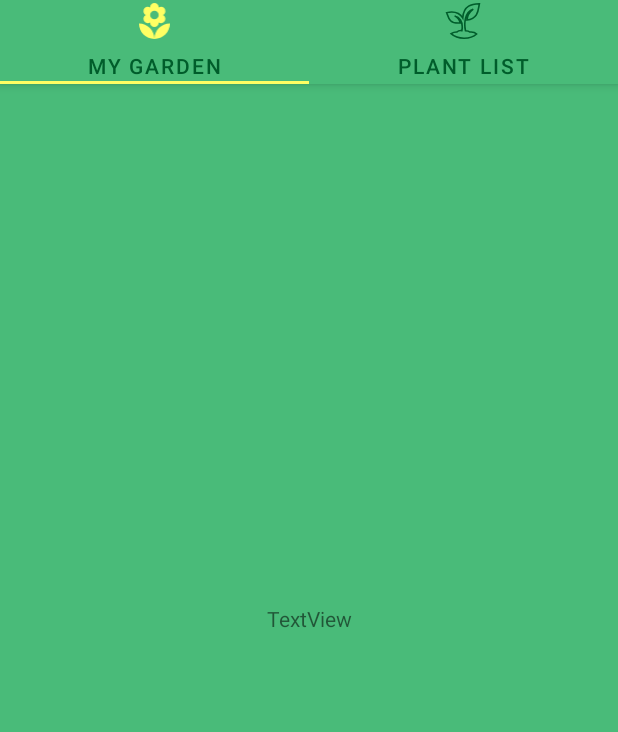
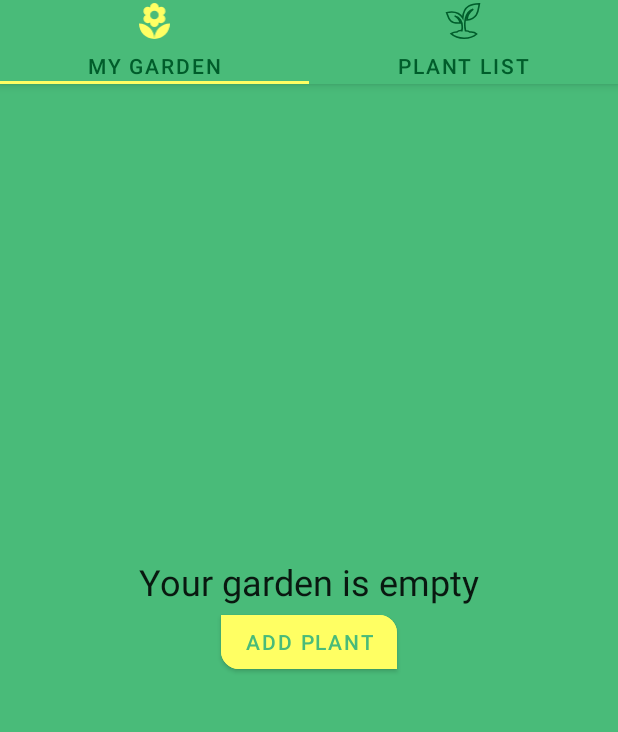
Before and after one commit to hyystudy/JetpackDemo, an Android app: the screen it shows after launch (MainActivity), on a phone screen of 412 x 824 dp, the part 84-816 px from its top. Run offline under Robolectric (Android 15) with nearby library versions, the phone set to English and light mode, and no system bars; our stand-ins replace Room's generated code, data binding; pictures from the network do not load; 1 statement that could not run was skipped.

Commit message:
garden fragment done

```diff
--- a/app/src/main/java/com/example/jetpackdemo/GardenFragment.kt
+++ b/app/src/main/java/com/example/jetpackdemo/GardenFragment.kt
@@ -1,15 +1,29 @@
 package com.example.jetpackdemo
 
 import android.os.Bundle
+import android.util.Log
 import android.view.LayoutInflater
 import android.view.View
 import android.view.ViewGroup
 import androidx.fragment.app.Fragment
+import androidx.fragment.app.viewModels
+import androidx.lifecycle.Observer
+import androidx.viewpager2.widget.ViewPager2
+import com.example.jetpackdemo.adapter.GardenPlantListAdapter
+import com.example.jetpackdemo.adapter.PLANT_LIST_PAGE_INDEX
+import com.example.jetpackdemo.database.entity.PlantAndGardenPlantings
 import com.example.jetpackdemo.databinding.FragmentGardenLayoutBinding
+import com.example.jetpackdemo.utilities.RepositoryProvider
+import com.example.jetpackdemo.viewmodels.GardenPlantViewModel
 
 class GardenFragment : Fragment() {
 
     private lateinit var binding: FragmentGardenLayoutBinding
+
+    private val gardenPlantViewModel by viewModels<GardenPlantViewModel> {
+        RepositoryProvider.getGardenPlantViewModelFactory(requireContext())
+    }
+
     override fun onCreateView(
         inflater: LayoutInflater,
         container: ViewGroup?,
@@ -21,6 +35,31 @@ class GardenFragment : Fragment() {
     }
 
     private fun initView() {
+        val gardenPlantListAdapter = GardenPlantListAdapter()
+        binding.rvGardenList.adapter = gardenPlantListAdapter
+
+        binding.addPlant.setOnClickListener {
+            navigateToPlantList()
+        }
+        subscribeUi(gardenPlantListAdapter)
 
     }
+
+    private fun navigateToPlantList() {
+        requireActivity().findViewById<ViewPager2>(R.id.view_pager).currentItem =
+            PLANT_LIST_PAGE_INDEX
+    }
+
+    private fun subscribeUi(adapter: GardenPlantListAdapter) {
+        gardenPlantViewModel.getGardenPlants().observe(viewLifecycleOwner,
+            Observer { list ->
+                binding.hasPlants = !list.isNullOrEmpty()
+                Log.d(TAG, "has plants ---> ${binding.hasPlants}")
+                adapter.submitList(list)
+            })
+    }
+
+    companion object {
+        val TAG = GardenFragment::class.java.simpleName
+    }
 }
--- a/app/src/main/java/com/example/jetpackdemo/adapter/PlantDetailBindingAdapter.kt
+++ b/app/src/main/java/com/example/jetpackdemo/adapter/PlantDetailBindingAdapter.kt
@@ -1,6 +1,7 @@
 package com.example.jetpackdemo.adapter
 
 import android.text.method.LinkMovementMethod
+import android.view.View
 import android.widget.ImageView
 import android.widget.TextView
 import androidx.core.text.HtmlCompat
@@ -8,6 +9,7 @@ import androidx.databinding.BindingAdapter
 import com.bumptech.glide.Glide
 import com.bumptech.glide.load.resource.drawable.DrawableTransitionOptions
 import com.example.jetpackdemo.R
+import com.google.android.material.floatingactionbutton.FloatingActionButton
 
 
 @BindingAdapter("imageFromUrl")
@@ -38,3 +40,21 @@ fun bindRenderHtml(textView: TextView, description: String?){
         textView.text = ""
     }
 }
+
+@BindingAdapter("isGone")
+fun bindIsGone(floatingActionButton: FloatingActionButton, isGone: Boolean?) {
+    if (isGone == null || isGone) {
+        floatingActionButton.hide()
+    }else {
+        floatingActionButton.show()
+    }
+}
+
+@BindingAdapter("isGone")
+fun bindIsGone(view: View, isGone: Boolean?) {
+    view.visibility = if (isGone == null || isGone) {
+        View.GONE
+    }else {
+        View.VISIBLE
+    }
+}
--- a/app/src/main/java/com/example/jetpackdemo/database/AppDataBase.kt
+++ b/app/src/main/java/com/example/jetpackdemo/database/AppDataBase.kt
@@ -9,6 +9,7 @@ import androidx.room.migration.Migration
 import androidx.sqlite.db.SupportSQLiteDatabase
 import androidx.work.OneTimeWorkRequestBuilder
 import androidx.work.WorkManager
+import com.example.jetpackdemo.database.dao.GardenPlantDao
 import com.example.jetpackdemo.database.dao.PlantDao
 import com.example.jetpackdemo.database.entity.GardenPlant
 import com.example.jetpackdemo.database.entity.Plant
@@ -21,11 +22,19 @@ abstract class AppDataBase : RoomDatabase() {
 
     abstract fun getPlantDao(): PlantDao
 
+    abstract fun getGardenPlantDao(): GardenPlantDao
+
     companion object {
         val TAG = AppDataBase::class.java.simpleName
         @Volatile
         private var instance: AppDataBase? = null
 
+        //app database 在升级的时候可以通过如下方式获取sql语句:
+        //1.创建新的 Entity 实体类
+        //2.添加到 Database的entities中 将 exportSchema置为true
+        //3.运行项目
+        //4.寻找项目根目录中的schemas文件夹中的.json文件
+        //5.查找对应的sql语句
         private val migration_1_2 = object : Migration(1,2){
             override fun migrate(database: SupportSQLiteDatabase) {
                 database.execSQL("CREATE TABLE IF NOT EXISTS `garden_plants` (`id` INTEGER PRIMARY KEY AUTOINCREMENT NOT NULL, `plant_id` TEXT NOT NULL, FOREIGN KEY(`plant_id`) REFERENCES `plants`(`id`) ON UPDATE NO ACTION ON DELETE NO ACTION )")
--- a/app/src/main/java/com/example/jetpackdemo/database/dao/GardenPlantDao.kt
+++ b/app/src/main/java/com/example/jetpackdemo/database/dao/GardenPlantDao.kt
@@ -16,4 +16,8 @@ interface GardenPlantDao {
     @Query("SELECT * FROM plants WHERE id IN(SELECT  DISTINCT(plant_id) FROM garden_plants)")
     fun getPlantedGardenPlants(): LiveData<List<PlantAndGardenPlantings>>
 
+    @Query("SELECT EXISTS(SELECT 1 FROM garden_plants WHERE plant_id = :plantId LIMIT 1)")
+    fun isPlanted(plantId: String): LiveData<Boolean>
+
+
 }
--- a/app/src/main/java/com/example/jetpackdemo/database/repository/GardenPlantRepository.kt
+++ b/app/src/main/java/com/example/jetpackdemo/database/repository/GardenPlantRepository.kt
@@ -1,9 +1,11 @@
 package com.example.jetpackdemo.database.repository
 
+import android.content.Context
+import com.example.jetpackdemo.database.AppDataBase
 import com.example.jetpackdemo.database.dao.GardenPlantDao
 import com.example.jetpackdemo.database.entity.GardenPlant
 
-class GardenPlantRepository constructor(private val gardenPlantDao: GardenPlantDao){
+class GardenPlantRepository private constructor(private val gardenPlantDao: GardenPlantDao) {
 
     //insert gardenPlant into database
     suspend fun createGardenPlantByPlantId(plantId: String) {
@@ -13,4 +15,19 @@ class GardenPlantRepository constructor(private val gardenPlantDao: GardenPlantD
 
     //query all planted gardenPlants
     fun getGardenPlants() = gardenPlantDao.getPlantedGardenPlants()
+
+
+    fun isPlanted(plantId: String) = gardenPlantDao.isPlanted(plantId = plantId)
+
+    companion object {
+        val TAG = GardenPlantRepository::class.java.simpleName
+
+        @Volatile
+        private var instance: GardenPlantRepository? = null
+
+        fun getInstance(gardenPlantDao: GardenPlantDao): GardenPlantRepository =
+            instance ?: synchronized(this) {
+                instance ?: GardenPlantRepository(gardenPlantDao).also { instance = it }
+            }
+    }
 }
--- a/app/src/main/java/com/example/jetpackdemo/utilities/RepositoryProvider.kt
+++ b/app/src/main/java/com/example/jetpackdemo/utilities/RepositoryProvider.kt
@@ -3,16 +3,21 @@ package com.example.jetpackdemo.utilities
 import android.content.Context
 import androidx.fragment.app.Fragment
 import com.example.jetpackdemo.database.AppDataBase
+import com.example.jetpackdemo.database.repository.GardenPlantRepository
 import com.example.jetpackdemo.database.repository.PlantRepository
-import com.example.jetpackdemo.viewmodels.PlantDetailViewModel
-import com.example.jetpackdemo.viewmodels.PlantDetailViewModelFactory
-import com.example.jetpackdemo.viewmodels.PlantListViewModelFactory
+import com.example.jetpackdemo.viewmodels.*
 
 object RepositoryProvider {
 
     private fun getPlantRepository(context: Context): PlantRepository {
         return PlantRepository.getInstance(
             AppDataBase.getInstance(context.applicationContext).getPlantDao()
+        )
+    }
+
+    private fun getGardenPlantRepository(context: Context): GardenPlantRepository {
+        return GardenPlantRepository.getInstance(
+            AppDataBase.getInstance(context.applicationContext).getGardenPlantDao()
         )
     }
 
@@ -27,6 +32,14 @@ object RepositoryProvider {
         plantId: String
     ): PlantDetailViewModelFactory<PlantDetailViewModel> {
         val plantRepository = getPlantRepository(context)
-        return PlantDetailViewModelFactory(plantRepository, plantId)
+        val gardenPlantRepository = getGardenPlantRepository(context)
+        return PlantDetailViewModelFactory(plantRepository, gardenPlantRepository, plantId)
+    }
+
+    fun getGardenPlantViewModelFactory(
+        context: Context
+    ): GardenPlantViewModelFactory<GardenPlantViewModel> {
+        val gardenPlantRepository = getGardenPlantRepository(context)
+        return GardenPlantViewModelFactory(gardenPlantRepository)
     }
 }
--- /dev/null
+++ b/app/src/main/java/com/example/jetpackdemo/viewmodels/GardenPlantViewModel.kt
@@ -0,0 +1,10 @@
+package com.example.jetpackdemo.viewmodels
+
+import androidx.lifecycle.ViewModel
+import com.example.jetpackdemo.database.repository.GardenPlantRepository
+
+class GardenPlantViewModel(private val gardenPlantRepository: GardenPlantRepository) : ViewModel() {
+
+    fun getGardenPlants() = gardenPlantRepository.getGardenPlants()
+
+}
--- /dev/null
+++ b/app/src/main/java/com/example/jetpackdemo/viewmodels/GardenPlantViewModelFactory.kt
@@ -0,0 +1,16 @@
+package com.example.jetpackdemo.viewmodels
+
+import androidx.lifecycle.ViewModel
+import androidx.lifecycle.ViewModelProvider
+import com.example.jetpackdemo.database.repository.GardenPlantRepository
+
+class GardenPlantViewModelFactory<T: ViewModel?>(private val gardenPlantRepository: GardenPlantRepository) : ViewModelProvider.NewInstanceFactory() {
+
+    override fun <T : ViewModel?> create(modelClass: Class<T>): T {
+        if (modelClass.isAssignableFrom(GardenPlantViewModel::class.java)) {
+            return GardenPlantViewModel(gardenPlantRepository) as T
+        }
+
+        throw ClassCastException("Your class is not a GardenPlantViewModel.class")
+    }
+}
--- a/app/src/main/java/com/example/jetpackdemo/viewmodels/PlantDetailViewModelFactory.kt
+++ b/app/src/main/java/com/example/jetpackdemo/viewmodels/PlantDetailViewModelFactory.kt
@@ -2,14 +2,16 @@ package com.example.jetpackdemo.viewmodels
 
 import androidx.lifecycle.ViewModel
 import androidx.lifecycle.ViewModelProvider
+import com.example.jetpackdemo.database.repository.GardenPlantRepository
 import com.example.jetpackdemo.database.repository.PlantRepository
 
 class PlantDetailViewModelFactory<T>(
     private val plantRepository: PlantRepository,
+    private val gardenPlantRepository: GardenPlantRepository,
     private val plantId: String
 ): ViewModelProvider.NewInstanceFactory(){
 
     override fun <T : ViewModel?> create(modelClass: Class<T>): T {
-        return PlantDetailViewModel(plantRepository, plantId) as T
+        return PlantDetailViewModel(plantRepository, gardenPlantRepository,  plantId) as T
     }
 }
--- a/app/src/main/res/layout/fragment_garden_layout.xml
+++ b/app/src/main/res/layout/fragment_garden_layout.xml
@@ -1,18 +1,52 @@
 <?xml version="1.0" encoding="utf-8"?>
-<androidx.constraintlayout.widget.ConstraintLayout
-    xmlns:android="http://schemas.android.com/apk/res/android"
+<layout  xmlns:android="http://schemas.android.com/apk/res/android"
     xmlns:app="http://schemas.android.com/apk/res-auto"
-    xmlns:tools="http://schemas.android.com/tools"
-    android:layout_width="match_parent"
-    android:layout_height="match_parent">
+    xmlns:tools="http://schemas.android.com/tools">
+    <data>
+        <variable
+            name="hasPlants"
+            type="boolean" />
+    </data>
+    <FrameLayout
+        android:layout_width="match_parent"
+        android:layout_height="match_parent">
 
-    <TextView
-        android:id="@+id/textView"
-        android:layout_width="wrap_content"
-        android:layout_height="wrap_content"
-        android:text="TextView"
-        app:layout_constraintBottom_toBottomOf="parent"
-        app:layout_constraintEnd_toEndOf="parent"
-        app:layout_constraintStart_toStartOf="parent"
-        app:layout_constraintTop_toTopOf="parent" />
-</androidx.constraintlayout.widget.ConstraintLayout>
+        <androidx.recyclerview.widget.RecyclerView
+            android:id="@+id/rv_garden_list"
+            android:layout_width="match_parent"
+            android:layout_height="match_parent"
+            android:clipToPadding="false"
+            android:layout_marginStart="@dimen/card_side_margin"
+            android:layout_marginEnd="@dimen/card_side_margin"
+            android:layout_marginTop="@dimen/margin_normal"
+            app:isGone="@{!hasPlants}"
+            app:layoutManager="androidx.recyclerview.widget.StaggeredGridLayoutManager"
+            app:spanCount="2"
+            tools:listitem="@layout/garden_list_item"/>
+
+        <LinearLayout
+            android:layout_width="match_parent"
+            android:layout_height="match_parent"
+            android:orientation="vertical"
+            app:isGone="@{hasPlants}"
+            android:gravity="center">
+
+            <TextView
+                android:id="@+id/tv_empty_garden"
+                android:layout_width="wrap_content"
+                android:layout_height="wrap_content"
+                android:text="@string/garden_no_plant"
+                android:textAppearance="?attr/textAppearanceHeadline5"/>
+
+            <com.google.android.material.button.MaterialButton
+                android:id="@+id/add_plant"
+                android:layout_width="wrap_content"
+                android:layout_height="wrap_content"
+                android:text="@string/add_plant"
+                android:textColor="?attr/colorPrimary"
+                android:backgroundTint="?attr/colorOnPrimary"
+                app:shapeAppearance="@style/ShapeAppearance.Sunflower.Button.Add"
+                />
+        </LinearLayout>
+    </FrameLayout>
+</layout>
--- a/app/src/main/res/values/strings.xml
+++ b/app/src/main/res/values/strings.xml
@@ -13,5 +13,7 @@
     </plurals>
 
     <string name="share_text_plant">Check out the %s plant in the Android Sunflower app</string>
+    <string name="garden_no_plant">Your garden is empty</string>
+    <string name="add_plant">Add plant</string>
 
 </resources>
```
Also changed, not shown: app/src/main/java/com/example/jetpackdemo/PlantDetailFragment.kt (+26 -0 lines), app/src/main/java/com/example/jetpackdemo/adapter/GardenPlantListAdapter.kt (added, +73 -0 lines), app/src/main/java/com/example/jetpackdemo/viewmodels/PlantDetailViewModel.kt (+13 -0 lines), app/src/main/res/layout/fragment_plant_detail_layout.xml (+7 -1 lines), app/src/main/res/layout/garden_list_item.xml (added, +55 -0 lines), 1 other file.
